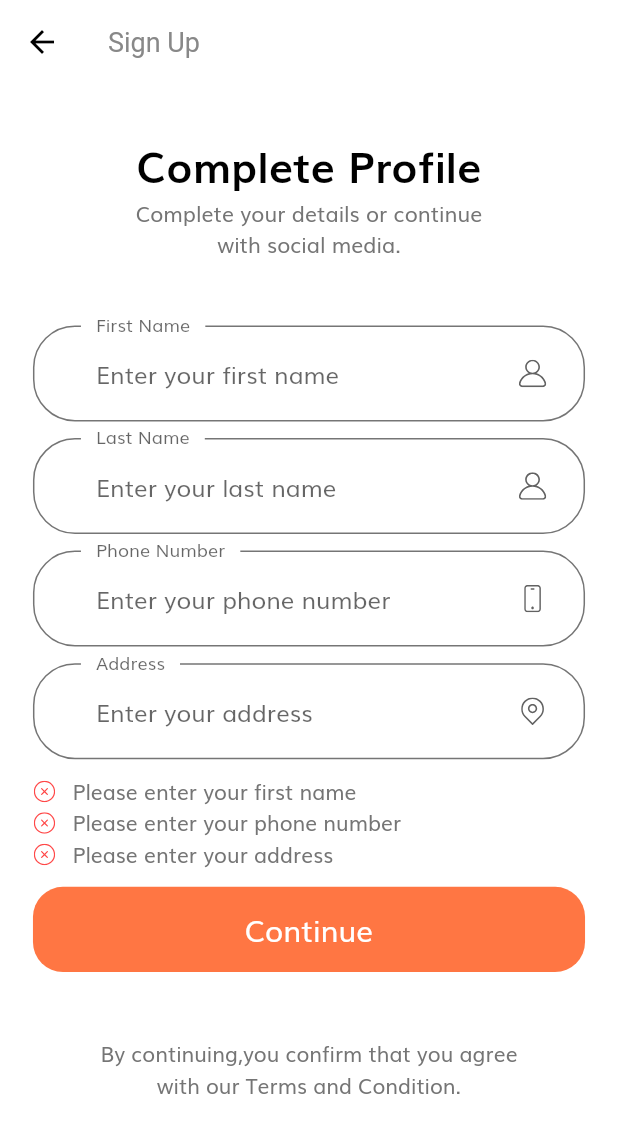
After one commit to AmanCodes32/e-commerce, a Flutter app: the CompleteProfileScreen screen opened by its route, after a tap on "Continue", on a phone screen of 412 x 824 dp. The commit adds this screen. Shown: the top 1133 px of the screen. Run offline on Flutter 3.47's test engine with Material 2 defaults, Android fonts, the phone set to English and light mode, and no system bars; our stand-ins replace flutter_svg.

Commit message:
complete profile screen completed

```diff
--- a/lib/constants.dart
+++ b/lib/constants.dart
@@ -14,8 +14,17 @@ const kAnimationDuration = Duration(milliseconds: 200);
 //form error
 final RegExp kemailValidatorRegex =
     RegExp(r"^[a-zA-Z0-9+_.-]+@[a-zA-Z0-9.-]+$");
+final RegExp kNameValidatorRegex = RegExp(r"^[A-Z][a-zA-Z]+$");
+final RegExp kPhoneNumberValidatorRegex = RegExp(
+    r"((\+*)((0[ -]*)*|((91 )*))((\d{12})+|(\d{10})+))|\d{5}([- ]*)d{6}");
 const String kEmailNullError = "Please enter your email";
 const String kInvalidEmailError = "Please enter valid email";
 const String kNullPasswordError = "Please enter your password";
 const String kShortPasswordError = "Password is too short";
 const String kMatchPassError = "Passwords don't match";
+const String kNullFirstNameError = "Please enter your first name";
+const String kInvalidFirstNameError = "Please enter valid first name";
+const String kInvalidLastNameError = "Please enter valid last name";
+const String kNullPhoneNumberError = "Please enter your phone number";
+const String kInvalidPhoneNumberError = "Please enter valid phone number";
+const String kNullAddress = 'Please enter your address';
--- a/lib/routes.dart
+++ b/lib/routes.dart
@@ -2,13 +2,15 @@ import 'package:flutter/widgets.dart';
 import 'package:online_shop/screens/forgot_password/forgot_password_screen.dart';
 import 'package:online_shop/screens/login_success/login_success_screen.dart';
 import 'package:online_shop/screens/sign_in/sign_in_screen.dart';
+import 'package:online_shop/screens/sign_up/complete_profile_screen.dart';
 import 'package:online_shop/screens/sign_up/sign_up_screen.dart';
 import 'package:online_shop/screens/splash/splash_screen.dart';
 
 final Map<String, WidgetBuilder> routes = {
   SplashScreen.routeName: (context) => SplashScreen(),
-  SignInScreen.routeName: (context) => SignInScreen(),
+  SignInScreen.routeName: (context) => const SignInScreen(),
   ForgotPasswordScreen.routeName: (context) => ForgotPasswordScreen(),
   LoginSuccessScreen.routeName: (context) => const LoginSuccessScreen(),
-  SignUpScreen.routeName: (context) => SignUpScreen(),
+  SignUpScreen.routeName: (context) => const SignUpScreen(),
+  CompleteProfileScreen.routeName: (context) => const CompleteProfileScreen(),
 };
--- /dev/null
+++ b/lib/screens/sign_up/complete_profile_screen.dart
@@ -0,0 +1,236 @@
+import 'package:flutter/material.dart';
+import 'package:online_shop/components/custom_suffix_icon.dart';
+import 'package:online_shop/components/default_button.dart';
+import 'package:online_shop/components/form_error.dart';
+import 'package:online_shop/constants.dart';
+import 'package:online_shop/size_config.dart';
+
+class CompleteProfileScreen extends StatelessWidget {
+  const CompleteProfileScreen({Key? key}) : super(key: key);
+  static const routeName = '/complete-profile';
+  @override
+  Widget build(BuildContext context) {
+    return Scaffold(
+      appBar: AppBar(
+        title: const Text('Sign Up'),
+      ),
+      body: const Body(),
+    );
+  }
+}
+
+class Body extends StatelessWidget {
+  const Body({Key? key}) : super(key: key);
+
+  @override
+  Widget build(BuildContext context) {
+    return SizedBox(
+      width: double.infinity,
+      child: SingleChildScrollView(
+        child: Column(
+          children: [
+            SizedBox(height: SizeConfig.screenHeight! * 0.04),
+            Text(
+              'Complete Profile',
+              style: TextStyle(
+                  fontSize: getPropotionateScreenHeight(28),
+                  color: Colors.black,
+                  fontWeight: FontWeight.bold),
+            ),
+            Text(
+              'Complete your details or continue\nwith social media.',
+              textAlign: TextAlign.center,
+              style: TextStyle(fontSize: getPropotionateScreenHeight(14)),
+            ),
+            SizedBox(height: SizeConfig.screenHeight! * 0.04),
+            const CompleteProfileForm(),
+            SizedBox(height: SizeConfig.screenHeight! * 0.04),
+            const Text(
+              'By continuing,you confirm that you agree\nwith our Terms and Condition.',
+              textAlign: TextAlign.center,
+            )
+          ],
+        ),
+      ),
+    );
+  }
+}
+
+class CompleteProfileForm extends StatefulWidget {
+  const CompleteProfileForm({Key? key}) : super(key: key);
+
+  @override
+  _CompleteProfileFormState createState() => _CompleteProfileFormState();
+}
+
+class _CompleteProfileFormState extends State<CompleteProfileForm> {
+  final _formKey = GlobalKey<FormState>();
+  List<String> errors = [];
+  String firstName = '';
+  String lastName = '';
+  String phoneNumber = '';
+  String address = '';
+  @override
+  Widget build(BuildContext context) {
+    return Form(
+        key: _formKey,
+        child: Container(
+          padding:
+              EdgeInsets.symmetric(horizontal: getPropotionateScreenWidth(20)),
+          height: SizeConfig.screenHeight! * 0.55,
+          child: Column(
+            mainAxisAlignment: MainAxisAlignment.spaceEvenly,
+            children: [
+              firstNameTextFormField(),
+              lastNameTextFormField(),
+              phoneNumberTextFormField(),
+              addressTextFormField(),
+              FormError(errors: errors),
+              DefaultButton(
+                  text: 'Continue',
+                  onPressed: () {
+                    if (_formKey.currentState!.validate()) {
+                      _formKey.currentState!.save();
+                    }
+                  })
+            ],
+          ),
+        ));
+  }
+
+  TextFormField addressTextFormField() {
+    return TextFormField(
+      decoration: const InputDecoration(
+        label: Text('Address'),
+        hintText: 'Enter your address',
+        floatingLabelBehavior: FloatingLabelBehavior.always,
+        suffixIcon:
+            CustomSuffixIcon(svgIcon: 'assets/icons/Location point.svg'),
+      ),
+      validator: (value) {
+        if (value!.isEmpty && !errors.contains(kNullAddress)) {
+          setState(() {
+            errors.add(kNullAddress);
+          });
+        }
+      },
+      onChanged: (value) {
+        if (value.isNotEmpty && errors.contains(kNullAddress)) {
+          setState(() {
+            errors.remove(kNullAddress);
+          });
+        }
+      },
+      onSaved: (newValue) => address = newValue!,
+    );
+  }
+
+  TextFormField phoneNumberTextFormField() {
+    return TextFormField(
+      decoration: const InputDecoration(
+        label: Text('Phone Number'),
+        hintText: 'Enter your phone number',
+        floatingLabelBehavior: FloatingLabelBehavior.always,
+        suffixIcon: CustomSuffixIcon(svgIcon: 'assets/icons/Phone.svg'),
+      ),
+      keyboardType: TextInputType.number,
+      validator: (value) {
+        if (value!.isEmpty && !errors.contains(kNullPhoneNumberError)) {
+          setState(() {
+            errors.add(kNullPhoneNumberError);
+          });
+        } else if (value.isNotEmpty &&
+            !kPhoneNumberValidatorRegex.hasMatch(value) &&
+            !errors.contains(kInvalidPhoneNumberError)) {
+          setState(() {
+            errors.add(kInvalidPhoneNumberError);
+          });
+        }
+      },
+      onChanged: (value) {
+        if (value.isNotEmpty && errors.contains(kNullPhoneNumberError)) {
+          setState(() {
+            errors.remove(kNullPhoneNumberError);
+          });
+        } else if (value.isEmpty ||
+            kPhoneNumberValidatorRegex.hasMatch(value) &&
+                errors.contains(kInvalidPhoneNumberError)) {
+          setState(() {
+            errors.remove(kInvalidPhoneNumberError);
+          });
+        }
+      },
+      onSaved: (newValue) => phoneNumber = newValue!,
+    );
+  }
+
+  TextFormField lastNameTextFormField() {
+    return TextFormField(
+      textCapitalization: TextCapitalization.sentences,
+      decoration: const InputDecoration(
+        label: Text('Last Name'),
+        hintText: 'Enter your last name',
+        floatingLabelBehavior: FloatingLabelBehavior.always,
+        suffixIcon: CustomSuffixIcon(svgIcon: 'assets/icons/User.svg'),
+      ),
+      validator: (value) {
+        if (value!.isNotEmpty &&
+            !kNameValidatorRegex.hasMatch(value) &&
+            !errors.contains(kInvalidLastNameError)) {
+          setState(() {
+            errors.add(kInvalidLastNameError);
+          });
+        }
+      },
+      onChanged: (value) {
+        if (value.isEmpty ||
+            kNameValidatorRegex.hasMatch(value) &&
+                errors.contains(kInvalidLastNameError)) {
+          setState(() {
+            errors.remove(kInvalidLastNameError);
+          });
+        }
+      },
+      onSaved: (newValue) => lastName = newValue!,
+    );
+  }
+
+  TextFormField firstNameTextFormField() {
+    return TextFormField(
+      textCapitalization: TextCapitalization.sentences,
+      decoration: const InputDecoration(
+        label: Text('First Name'),
+        hintText: 'Enter your first name',
+        floatingLabelBehavior: FloatingLabelBehavior.always,
+        suffixIcon: CustomSuffixIcon(svgIcon: 'assets/icons/User.svg'),
+      ),
+      validator: (value) {
+        if (value!.isEmpty && !errors.contains(kNullFirstNameError)) {
+          setState(() {
+            errors.add(kNullFirstNameError);
+          });
+        } else if (value.isNotEmpty &&
+            !kNameValidatorRegex.hasMatch(value) &&
+            !errors.contains(kInvalidFirstNameError)) {
+          setState(() {
+            errors.add(kInvalidFirstNameError);
+          });
+        }
+      },
+      onChanged: (value) {
+        if (value.isNotEmpty && errors.contains(kNullFirstNameError)) {
+          setState(() {
+            errors.remove(kNullFirstNameError);
+          });
+        } else if (value.isEmpty ||
+            kNameValidatorRegex.hasMatch(value) &&
+                errors.contains(kInvalidFirstNameError)) {
+          setState(() {
+            errors.remove(kInvalidFirstNameError);
+          });
+        }
+      },
+      onSaved: (newValue) => firstName = newValue!,
+    );
+  }
+}
--- a/lib/screens/sign_up/components/sign_up_form.dart
+++ b/lib/screens/sign_up/components/sign_up_form.dart
@@ -2,6 +2,7 @@ import 'package:flutter/material.dart';
 import 'package:online_shop/components/custom_suffix_icon.dart';
 import 'package:online_shop/components/default_button.dart';
 import 'package:online_shop/components/form_error.dart';
+import 'package:online_shop/screens/sign_up/complete_profile_screen.dart';
 
 import '../../../constants.dart';
 import '../../../size_config.dart';
@@ -37,6 +38,10 @@ class _SignUpFormState extends State<SignUpForm> {
                 onPressed: () {
                   if (_formKey.currentState!.validate()) {
                     _formKey.currentState!.save();
+                    if (errors.isEmpty) {
+                      Navigator.of(context)
+                          .pushNamed(CompleteProfileScreen.routeName);
+                    }
                   }
                 })
           ],
```
